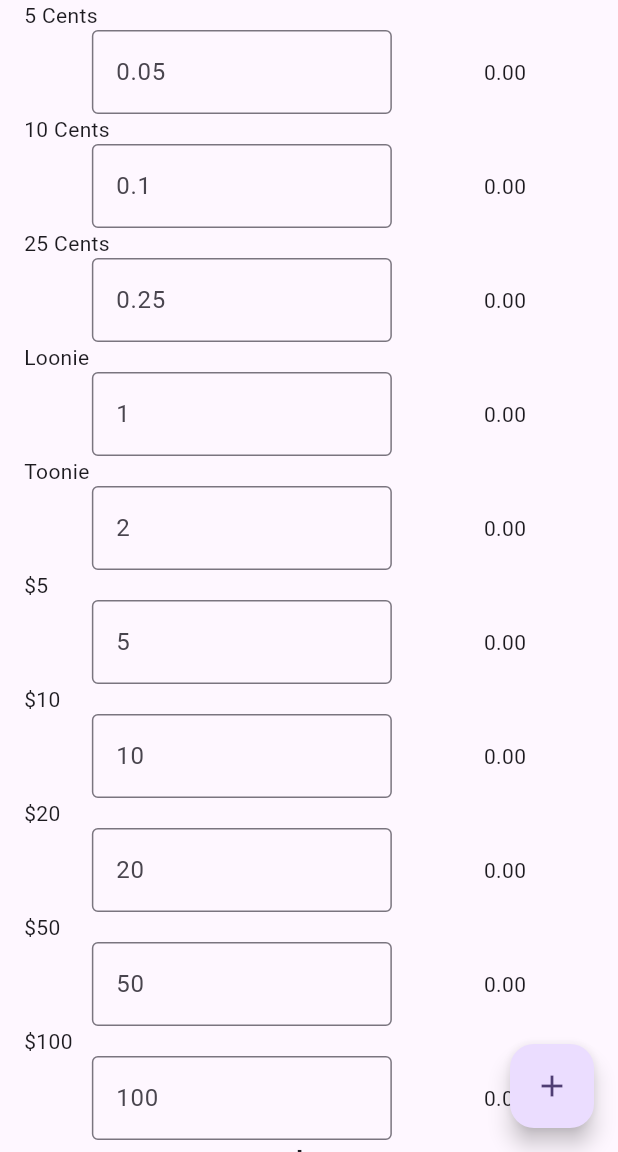
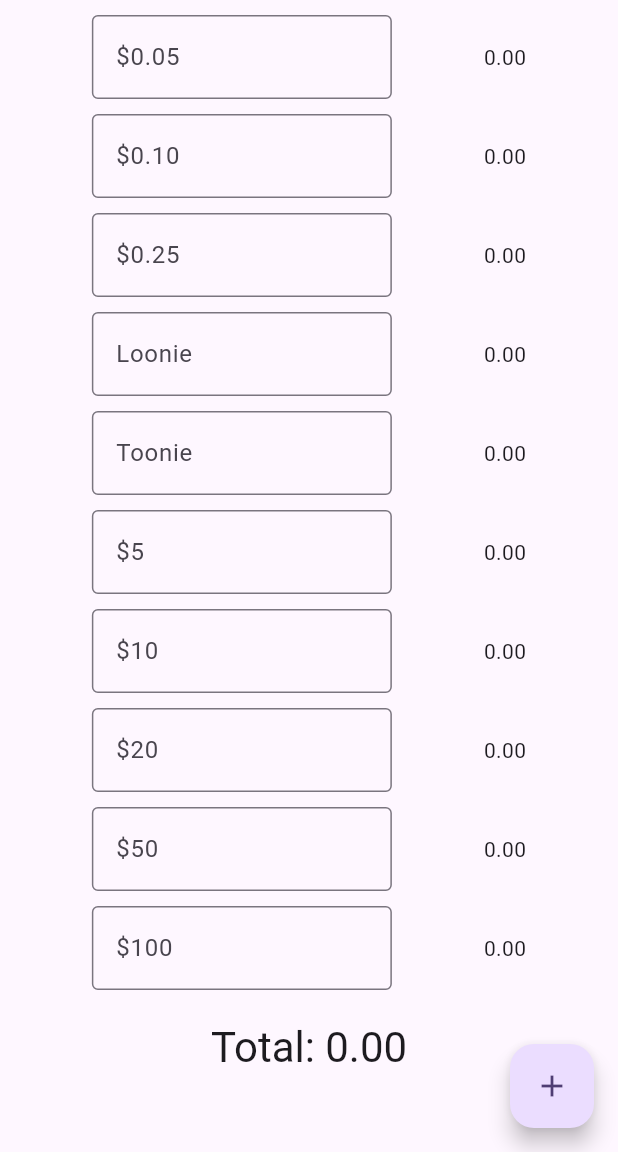
Before and after one commit to mammut001/Cash-Drawer, a Flutter app: the screen it shows after launch, on a phone screen of 412 x 824 dp, the part 84-1236 px from its top. Run offline on Flutter 3.47's test engine with Material 3 defaults, Android fonts, the phone set to English and light mode, and no system bars.

Commit message:
fixed padding issues for customized input textfield

```diff
--- a/lib/main.dart
+++ b/lib/main.dart
@@ -1,6 +1,8 @@
 import 'package:cash_drawer/dialog_box.dart';
 import 'package:flutter/material.dart';
 import 'warning.dart';
+import 'package:flutter/foundation.dart' show kIsWeb, defaultTargetPlatform;
+import 'dart:io' show Platform;
 void main() {
   runApp(const MyApp());
 }
@@ -11,7 +13,7 @@ class MyApp extends StatelessWidget {
   @override
   Widget build(BuildContext context) {
     return MaterialApp(
-      title: 'Flutter Demo',
+      title: 'Cash Drawer',
       theme: ThemeData(
         colorScheme: ColorScheme.fromSeed(seedColor: Colors.deepPurple),
         useMaterial3: true,
@@ -198,6 +200,17 @@ class _MyHomePageState extends State<MyHomePage> {
       const SnackBar(content: Text('Canceled'));
     }
   }
+  double _calculatePadding(BuildContext ctx) {
+    double screenWidth = MediaQuery.of(ctx).size.width;
+    if (kIsWeb) {
+      return 0.27 * screenWidth;
+    } else {
+      return 0.12 * screenWidth;
+    }
+  }
+
+
+
 
   @override
   void dispose() {
@@ -228,13 +241,8 @@ class _MyHomePageState extends State<MyHomePage> {
           child: Column(
             mainAxisAlignment: MainAxisAlignment.start,
             children: <Widget>[
-              const Align(
-                alignment: Alignment.centerLeft,
-                child: Padding(
-                  padding: EdgeInsets.only(left: 16.0),
-                  child: Text('5 Cents'),
-                ),
-              ),
+              const SizedBox(height: 10),
+
               Row(
                 mainAxisAlignment: MainAxisAlignment.spaceEvenly,
                 children: [
@@ -246,6 +254,8 @@ class _MyHomePageState extends State<MyHomePage> {
                       decoration: const InputDecoration(
                         border: OutlineInputBorder(),
                         hintText: '0.05',
+                        labelText: '\$0.05',
+
                       ),
                     ),
                   ),
@@ -255,13 +265,7 @@ class _MyHomePageState extends State<MyHomePage> {
                   ),
                 ],
               ),
-              const Align(
-                alignment: Alignment.centerLeft,
-                child: Padding(
-                  padding: EdgeInsets.only(left: 16.0),
-                  child: Text('10 Cents'),
-                ),
-              ),
+              const SizedBox(height: 10),
               Row(
                 mainAxisAlignment: MainAxisAlignment.spaceEvenly,
                 children: [
@@ -273,6 +277,8 @@ class _MyHomePageState extends State<MyHomePage> {
                       decoration: const InputDecoration(
                         border: OutlineInputBorder(),
                         hintText: '0.1',
+                        labelText: '\$0.10',
+
                       ),
                     ),
                   ),
@@ -282,13 +288,8 @@ class _MyHomePageState extends State<MyHomePage> {
                   ),
                 ],
               ),
-              const Align(
-                alignment: Alignment.centerLeft,
-                child: Padding(
-                  padding: EdgeInsets.only(left: 16.0),
-                  child: Text('25 Cents'),
-                ),
-              ),
+              const SizedBox(height: 10),
+
               Row(
                 mainAxisAlignment: MainAxisAlignment.spaceEvenly,
                 children: [
@@ -300,6 +301,8 @@ class _MyHomePageState extends State<MyHomePage> {
                       decoration: const InputDecoration(
                         border: OutlineInputBorder(),
                         hintText: '0.25',
+                        labelText: '\$0.25',
+
                       ),
                     ),
                   ),
@@ -309,13 +312,8 @@ class _MyHomePageState extends State<MyHomePage> {
                   ),
                 ],
               ),
-              const Align(
-                alignment: Alignment.centerLeft,
-                child: Padding(
-                  padding: EdgeInsets.only(left: 16.0),
-                  child: Text('Loonie'),
-                ),
-              ),
+              const SizedBox(height: 10),
+
               Row(
                 mainAxisAlignment: MainAxisAlignment.spaceEvenly,
                 children: [
@@ -327,6 +325,8 @@ class _MyHomePageState extends State<MyHomePage> {
                       decoration: const InputDecoration(
                         border: OutlineInputBorder(),
                         hintText: '1',
+                        labelText: 'Loonie',
+
                       ),
                     ),
                   ),
@@ -336,13 +336,8 @@ class _MyHomePageState extends State<MyHomePage> {
                   ),
                 ],
               ),
-              const Align(
-                alignment: Alignment.centerLeft,
-                child: Padding(
-                  padding: EdgeInsets.only(left: 16.0),
-                  child: Text('Toonie'),
-                ),
-              ),
+              const SizedBox(height: 10),
+
               Row(
                 mainAxisAlignment: MainAxisAlignment.spaceEvenly,
                 children: [
@@ -354,6 +349,9 @@ class _MyHomePageState extends State<MyHomePage> {
                       decoration: const InputDecoration(
                         border: OutlineInputBorder(),
                         hintText: '2',
+                        labelText: 'Toonie',
+
+
                       ),
                     ),
                   ),
@@ -363,13 +361,8 @@ class _MyHomePageState extends State<MyHomePage> {
                   ),
                 ],
               ),
-              const Align(
-                alignment: Alignment.centerLeft,
-                child: Padding(
-                  padding: EdgeInsets.only(left: 16.0),
-                  child: Text('\$5'),
-                ),
-              ),
+              const SizedBox(height: 10),
+
               Row(
                 mainAxisAlignment: MainAxisAlignment.spaceEvenly,
                 children: [
@@ -381,6 +374,8 @@ class _MyHomePageState extends State<MyHomePage> {
                       decoration: const InputDecoration(
                         border: OutlineInputBorder(),
                         hintText: '5',
+                        labelText: '\$5',
+
                       ),
                     ),
                   ),
@@ -390,13 +385,8 @@ class _MyHomePageState extends State<MyHomePage> {
                   ),
                 ],
               ),
-              const Align(
-                alignment: Alignment.centerLeft,
-                child: Padding(
-                  padding: EdgeInsets.only(left: 16.0),
-                  child: Text('\$10'),
-                ),
-              ),
+              const SizedBox(height: 10),
+
               Row(
                 mainAxisAlignment: MainAxisAlignment.spaceEvenly,
                 children: [
@@ -408,6 +398,8 @@ class _MyHomePageState extends State<MyHomePage> {
                       decoration: const InputDecoration(
                         border: OutlineInputBorder(),
                         hintText: '10',
+                        labelText: '\$10',
+
                       ),
                     ),
                   ),
@@ -417,13 +409,8 @@ class _MyHomePageState extends State<MyHomePage> {
                   ),
                 ],
               ),
-              const Align(
-                alignment: Alignment.centerLeft,
-                child: Padding(
-                  padding: EdgeInsets.only(left: 16.0),
-                  child: Text('\$20'),
-                ),
-              ),
+              const SizedBox(height: 10),
+
               Row(
                 mainAxisAlignment: MainAxisAlignment.spaceEvenly,
                 children: [
@@ -435,6 +422,8 @@ class _MyHomePageState extends State<MyHomePage> {
                       decoration: const InputDecoration(
                         border: OutlineInputBorder(),
                         hintText: '20',
+                        labelText: '\$20',
+
                       ),
                     ),
                   ),
@@ -444,13 +433,8 @@ class _MyHomePageState extends State<MyHomePage> {
                   ),
                 ],
               ),
-              const Align(
-                alignment: Alignment.centerLeft,
-                child: Padding(
-                  padding: EdgeInsets.only(left: 16.0),
-                  child: Text('\$50'),
-                ),
-              ),
+              const SizedBox(height: 10),
+
               Row(
                 mainAxisAlignment: MainAxisAlignment.spaceEvenly,
                 children: [
@@ -462,6 +446,8 @@ class _MyHomePageState extends State<MyHomePage> {
                       decoration: const InputDecoration(
                         border: OutlineInputBorder(),
                         hintText: '50',
+                        labelText: '\$50',
+
                       ),
                     ),
                   ),
@@ -471,13 +457,8 @@ class _MyHomePageState extends State<MyHomePage> {
                   ),
                 ],
               ),
-              const Align(
-                alignment: Alignment.centerLeft,
-                child: Padding(
-                  padding: EdgeInsets.only(left: 16.0),
-                  child: Text('\$100'),
-                ),
-              ),
+              const SizedBox(height: 10),
+
               Row(
                 mainAxisAlignment: MainAxisAlignment.spaceEvenly,
                 children: [
@@ -489,6 +470,7 @@ class _MyHomePageState extends State<MyHomePage> {
                       decoration: const InputDecoration(
                         border: OutlineInputBorder(),
                         hintText: '100',
+                        labelText: '\$100',
                       ),
                     ),
                   ),
@@ -498,14 +480,15 @@ class _MyHomePageState extends State<MyHomePage> {
                   ),
                 ],
               ),
+              const SizedBox(height: 10),
+
               for (int i = 0; i < _controllers.length; i++)
-                Column(
-                  crossAxisAlignment: CrossAxisAlignment.start,
-                  children: [
-                    Align(
-                      alignment: Alignment.centerLeft,
-                      child: Padding(
-                        padding: const EdgeInsets.all(40),
+                Padding(
+                    padding: EdgeInsets.only(
+                      left: _calculatePadding(context),
+                      right: _calculatePadding(context),
+                      bottom: 10.0,
+                    ),
                     child: Row(
                       mainAxisAlignment: MainAxisAlignment.spaceEvenly,
                       children: [
@@ -519,11 +502,9 @@ class _MyHomePageState extends State<MyHomePage> {
                         )),
 
                     )],
-                        ),
-                      ),
-                    ),
-                  ],
-                ),
+                )),
+              const SizedBox(height: 10),
+
               Text(
                 "Total: ${_total.toStringAsFixed(2)}",
                 style: Theme.of(context).textTheme.headlineMedium,
```
Lines whose indentation alone changed are shown as unchanged.
